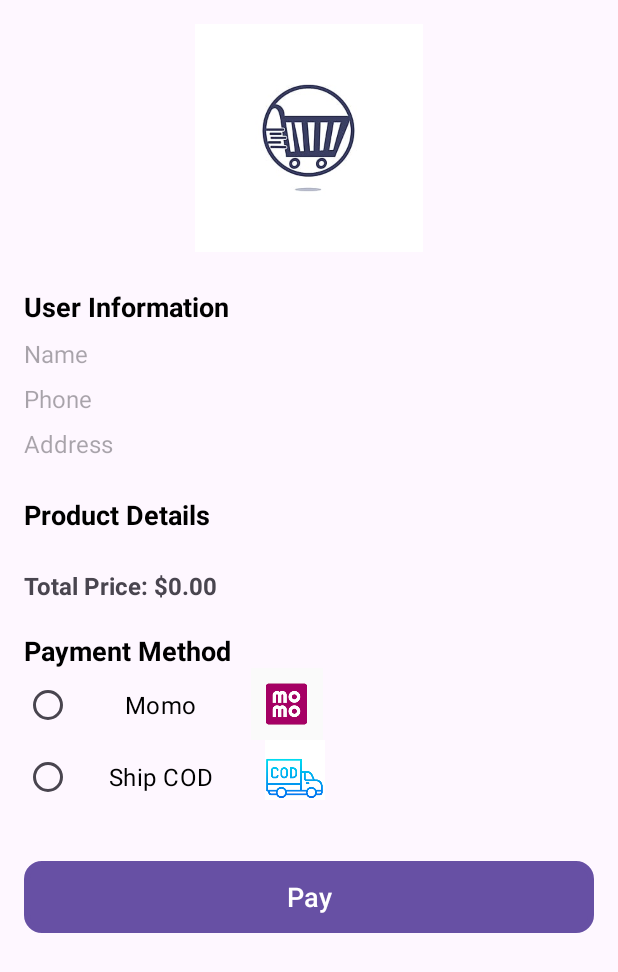
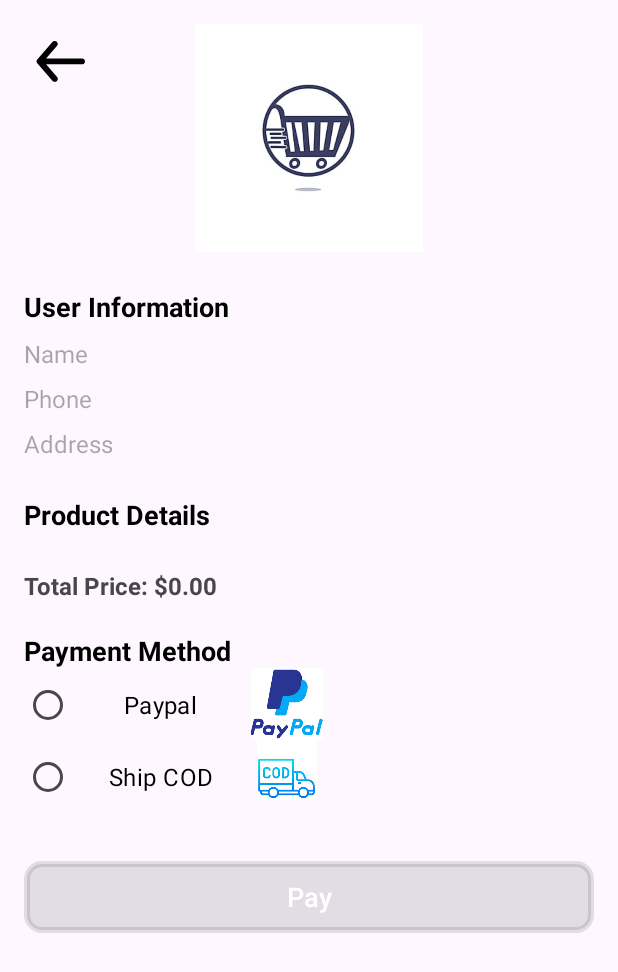
Before and after one commit to Thucnnguyen/androidProject, an Android app: the screen it shows after launch (PaymentActivity), on a phone screen of 412 x 824 dp. Shown: the top 972 px of the screen. Run offline under Robolectric (Android 15) with nearby library versions, the light colour scheme and no system bars; libraries missing offline, so code that uses them is left out: com.paypal.android, com.paypal.checkout, com.paypal.pyplcheckout; 8 statements that could not run were skipped.

Commit message:
Billing scrren - delete cart items

```diff
--- a/app/src/main/java/com/example/instagram/ApiService.java
+++ b/app/src/main/java/com/example/instagram/ApiService.java
@@ -62,4 +62,7 @@ public interface ApiService {
     @DELETE("Cart_items")
     Call<Void> deleteCartItems(@Query("ProductID") int ProductID);
 
+    @DELETE("Cart_items/{id}")
+    Call<Void> deleteCartItemsById(@Path("id") String id);
+
 }
--- a/app/src/main/java/com/example/instagram/PaymentActivity.java
+++ b/app/src/main/java/com/example/instagram/PaymentActivity.java
@@ -17,6 +17,8 @@ import android.os.Bundle;
 import android.util.Log;
 import android.view.View;
 import android.widget.Button;
+import android.widget.RadioButton;
+import android.widget.RadioGroup;
 import android.widget.TextView;
 
 import java.math.BigDecimal;
@@ -78,11 +80,15 @@ public class PaymentActivity extends AppCompatActivity {
     private RecyclerView recyclerViewProducts;
     private TextView textViewTotalPrice, textViewCustName, textViewCustPhone, textviewCustAddr;
 
+    private RadioButton paypalBtn, shipCodBtn;
+    private RadioGroup radioGroup;
+
     int PAYPAL_REQUEST_CODE = 123;
     SharedPreferences sharedPreferences;
-     private Button paymentButton;
+    private Button paymentButton, btnReturn;
 
     public static PayPalConfiguration configuration;
+
     @Override
     protected void onCreate(Bundle savedInstanceState) {
         super.onCreate(savedInstanceState);
@@ -94,6 +100,33 @@ public class PaymentActivity extends AppCompatActivity {
         recyclerViewProducts = findViewById(R.id.recyclerViewProducts);
         textViewTotalPrice = findViewById(R.id.textViewTotalPrice);
         paymentButton = findViewById(R.id.payment_button_container);
+        btnReturn = findViewById(R.id.button_return);
+        paypalBtn = findViewById(R.id.radioButtonPaypal);
+        shipCodBtn = findViewById(R.id.radioButtonShipCOD);
+        radioGroup = findViewById(R.id.radioGroupPaymentMethod);
+
+
+        int customerId = sharedPreferences.getInt("customerId", 0);
+
+        btnReturn.setOnClickListener(new View.OnClickListener() {
+            @Override
+            public void onClick(View v) {
+                onBackPressed();
+                finish();
+            }
+        });
+
+
+// Disable the submit button initially
+        paymentButton.setEnabled(false);
+
+        radioGroup.setOnCheckedChangeListener(new RadioGroup.OnCheckedChangeListener() {
+            @Override
+            public void onCheckedChanged(RadioGroup group, int checkedId) {
+                // Enable the submit button when a radio button is checked
+                paymentButton.setEnabled(true);
+            }
+        });
 
         configuration = new PayPalConfiguration().environment(PayPalConfiguration.ENVIRONMENT_SANDBOX)
                 .clientId(YOUR_CLIENT_ID);
@@ -141,27 +174,46 @@ public class PaymentActivity extends AppCompatActivity {
                         public void onResponse(Call<List<Product>> call, Response<List<Product>> response) {
                             if (response.isSuccessful()) {
                                 List<Product> products = response.body();
-                                    Toast.makeText(PaymentActivity.this, ""+products.size(), Toast.LENGTH_SHORT).show();
+                                Toast.makeText(PaymentActivity.this, "" + products.size(), Toast.LENGTH_SHORT).show();
                                 // Process the retrieved products here
                                 // Create a LinearLayoutManager with the desired orientation
                                 LinearLayoutManager layoutManager = new LinearLayoutManager(PaymentActivity.this, LinearLayoutManager.VERTICAL, false);
                                 recyclerViewProducts.setLayoutManager(layoutManager);
 
                                 // Set the adapter for the RecyclerView
-                                    ProductAdapter adapter = new ProductAdapter(PaymentActivity.this, products, items);
+                                ProductAdapter adapter = new ProductAdapter(PaymentActivity.this, products, items, customerId);
                                 recyclerViewProducts.setAdapter(adapter);
 
                                 // Calculate the total price
-                                    double totalPrice = calculateTotalPrice(products, items);
+                                double totalPrice = calculateTotalPrice(products, items, customerId);
                                 // Set the total price in the TextView
                                 textViewTotalPrice.setText("Total Price: $" + totalPrice);
 
                                 paymentButton.setOnClickListener(new View.OnClickListener() {
                                     @Override
                                     public void onClick(View v) {
-                                            getPayment(""+totalPrice);
+//                                        // Get the checked radio button's ID from the RadioGroup
+//                                        int checkedRadioButtonId = radioGroup.getCheckedRadioButtonId();
+
+                                        // Perform the action based on the selected radio button
+                                        if (paypalBtn.isChecked()) {
+                                            getPayment("" + totalPrice);
+                                        } else if (shipCodBtn.isChecked()) {
+                                            DeleteCart(items, customerId);
+                                            Intent intent = new Intent(PaymentActivity.this, ProductList.class);
+                                            startActivity(intent);
+                                        }
+
+                                        // Disable the submit button after processing the selection
+                                        paymentButton.setEnabled(false);
                                     }
                                 });
+//                                paymentButton.setOnClickListener(new View.OnClickListener() {
+//                                    @Override
+//                                    public void onClick(View v) {
+//                                        getPayment("" + totalPrice);
+//                                    }
+//                                });
                             }
                         }
 
@@ -188,7 +240,7 @@ public class PaymentActivity extends AppCompatActivity {
         });
         //Get Customer Info
 //        String customerId = "1";
-        int customerId = sharedPreferences.getInt("customerId", 0);
+
 
         call = apiService.getCustomerById("" + customerId);
 
@@ -215,7 +267,7 @@ public class PaymentActivity extends AppCompatActivity {
     }
 
     private void getPayment(String price) {
-        PayPalPayment payment = new PayPalPayment(new BigDecimal(String.valueOf(price)), "USD","Total Price:",PayPalPayment.PAYMENT_INTENT_SALE);
+        PayPalPayment payment = new PayPalPayment(new BigDecimal(String.valueOf(price)), "USD", "Total Price:", PayPalPayment.PAYMENT_INTENT_SALE);
 
         Intent intent = new Intent(this, com.paypal.android.sdk.payments.PaymentActivity.class);
         intent.putExtra(PayPalService.EXTRA_PAYPAL_CONFIGURATION, configuration);
@@ -229,7 +281,7 @@ public class PaymentActivity extends AppCompatActivity {
     protected void onActivityResult(int requestCode, int resultCode, @Nullable Intent data) {
         super.onActivityResult(requestCode, resultCode, data);
 
-        if(requestCode == PAYPAL_REQUEST_CODE) {
+        if (requestCode == PAYPAL_REQUEST_CODE) {
             if (resultCode == Activity.RESULT_OK) {
                 PaymentConfirmation paymentConfirmation = data.getParcelableExtra(com.paypal.android.sdk.payments.PaymentActivity.EXTRA_RESULT_CONFIRMATION);
 
@@ -244,34 +296,71 @@ public class PaymentActivity extends AppCompatActivity {
                 } else if (requestCode == Activity.RESULT_CANCELED) {
                     Toast.makeText(this, "Error!", Toast.LENGTH_SHORT).show();
                 }
-            }else if (resultCode == Activity.RESULT_CANCELED) {
+            } else if (resultCode == Activity.RESULT_CANCELED) {
                 Toast.makeText(this, "The user canceled.", Toast.LENGTH_SHORT).show();
-            }
-            else if (requestCode == com.paypal.android.sdk.payments.PaymentActivity.RESULT_EXTRAS_INVALID) {
+            } else if (requestCode == com.paypal.android.sdk.payments.PaymentActivity.RESULT_EXTRAS_INVALID) {
                 Toast.makeText(this, "Invalid Payment!", Toast.LENGTH_SHORT).show();
             }
         }
     }
 
-    private double calculateTotalPrice(List<Product> productList, List<Cart_items> items) {
+    private double calculateTotalPrice(List<Product> productList, List<Cart_items> items, int customerId) {
         float totalPrice = 0.0f;
 
         // Iterate through the product list and sum up the prices
         for (Cart_items item : items) {
+            if (item.getCustomerId() == customerId) {
                 for (Product product : productList) {
                     if (item.getProductID() == product.getId()) {
                         totalPrice += product.getPrice() * item.getQuantity();
                     }
                 }
             }
+        }
         return totalPrice;
     }
 
-        private void BindingData (Customer cus){
+    private void BindingData(Customer cus) {
 
         textViewCustName.setText(cus.getName());
         textviewCustAddr.setText(cus.getAddress());
         textViewCustPhone.setText(cus.getPhone());
     }
 
+    private void DeleteCart(List<Cart_items> items, int customerId) {
+        // Retrofit initialization
+        Retrofit retrofit = new Retrofit.Builder()
+                .baseUrl("https://6482d5d3f2e76ae1b95b92a6.mockapi.io/")
+                .addConverterFactory(GsonConverterFactory.create())
+                .build();
+        // Create an instance of the API service
+        ApiService apiService = retrofit.create(ApiService.class);
+        // Call the API endpoint
+        Call<Void> call;
+        for (Cart_items item : items ){
+            if(item.getCustomerId() == customerId){
+                call = apiService.deleteCartItemsById(""+item.getId());
+
+                // Execute the API call asynchronously
+                call.enqueue(new Callback<Void>() {
+                    @Override
+                    public void onResponse(Call<Void> call, Response<Void> response) {
+                        if (response.isSuccessful()) {
                         }
+                    }
+
+                    @Override
+                    public void onFailure(Call<Void> call, Throwable t) {
+
+                    }
+                });
+            }
+        }
+
+
+
+
+
+    }
+
+}
--- a/app/src/main/java/com/example/instagram/ProductAdapter.java
+++ b/app/src/main/java/com/example/instagram/ProductAdapter.java
@@ -23,10 +23,12 @@ public class ProductAdapter extends RecyclerView.Adapter<ProductAdapter.ProductV
     private List<Product> productList;
     private List<Cart_items> items;
 
-    public ProductAdapter(Context context, List<Product> productList, List<Cart_items> items) {
+    private int customerId;
+    public ProductAdapter(Context context, List<Product> productList, List<Cart_items> items, int customerId) {
         this.context = context;
         this.productList = productList;
         this.items = items;
+        this.customerId = customerId;
     }
 
     @NonNull
@@ -41,7 +43,7 @@ public class ProductAdapter extends RecyclerView.Adapter<ProductAdapter.ProductV
     public void onBindViewHolder(@NonNull ProductViewHolder holder, int position) {
         Cart_items item = items.get(position);
         for(Product product : productList) {
-            if(product.getId() == item.getProductID()) {
+            if(product.getId() == item.getProductID() && item.getCustomerId()==customerId) {
                 holder.textViewName.setText(product.getName());
                 holder.textViewPrice.setText("$" + product.getPrice());
                 holder.textViewQuantity.setText("x" + item.getQuantity());
--- a/app/src/main/res/layout/activity_payment.xml
+++ b/app/src/main/res/layout/activity_payment.xml
@@ -8,9 +8,21 @@
 
     <!-- activity_payment.xml -->
     <RelativeLayout
+        android:id="@+id/header"
         android:layout_width="wrap_content"
         android:layout_height="match_parent"
         android:padding="16dp">
+
+        <androidx.appcompat.widget.AppCompatButton
+            android:id="@+id/button_return"
+            style="@style/button"
+            android:layout_width="50dp"
+            android:layout_height="50dp"
+            android:layout_marginStart="0dp"
+            android:layout_marginTop="0dp"
+            android:layout_marginBottom="0dp"
+            android:background="@drawable/ic_back_black"
+            android:textColor="#000" />
 
         <ImageView
             android:id="@+id/imageViewCardLogo"
@@ -127,21 +139,19 @@
                 android:layout_height="wrap_content"
                 android:orientation="vertical">
 
-                <!-- Momo -->
+                <!-- Paypal -->
                 <RadioButton
-                    android:id="@+id/radioButtonCreditCard"
+                    android:id="@+id/radioButtonPaypal"
                     android:layout_width="match_parent"
                     android:layout_height="wrap_content"
                     android:textAlignment="center"
-                    android:text="Momo"
+                    android:text="Paypal"
                     android:textSize="16sp"
-                    android:textColor="@android:color/black">
-
-                </RadioButton>
+                    android:textColor="@android:color/black"/>
 
                 <!-- Ship COD -->
                 <RadioButton
-                    android:id="@+id/radioButtonGooglePay"
+                    android:id="@+id/radioButtonShipCOD"
                     android:layout_width="match_parent"
                     android:layout_height="wrap_content"
                     android:text="Ship COD"
@@ -168,12 +178,12 @@
                 android:layout_width="50dp"
                 android:layout_height="48dp"
                 android:layout_marginTop="24dp"
-                android:src="@drawable/momo" />
+                android:src="@drawable/paypalpng" />
             <ImageView
                 android:id="@+id/imageViewShipCod"
                 android:layout_width="50dp"
                 android:layout_height="40dp"
-                android:layout_marginLeft="5dp"
+                android:layout_marginLeft="0dp"
                 android:src="@drawable/shipcod" />
 
         </LinearLayout>
--- a/app/src/main/res/layout/item_product.xml
+++ b/app/src/main/res/layout/item_product.xml
@@ -13,7 +13,7 @@
         <ImageView
             android:id="@+id/imageViewProduct"
             android:layout_width="50dp"
-            android:layout_height="match_parent"
+            android:layout_height="wrap_content"
             android:scaleType="fitCenter"
             android:layout_weight="1.5"
             />
```
Lines whose indentation alone changed are shown as unchanged.
